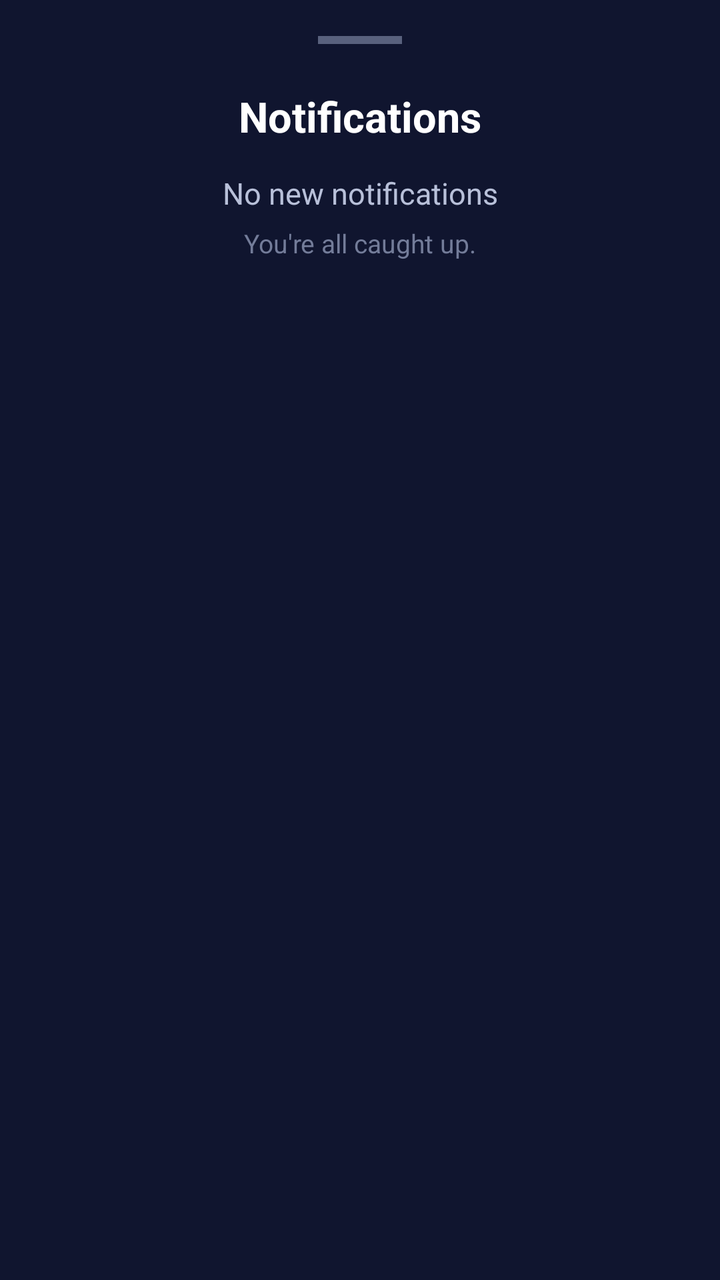
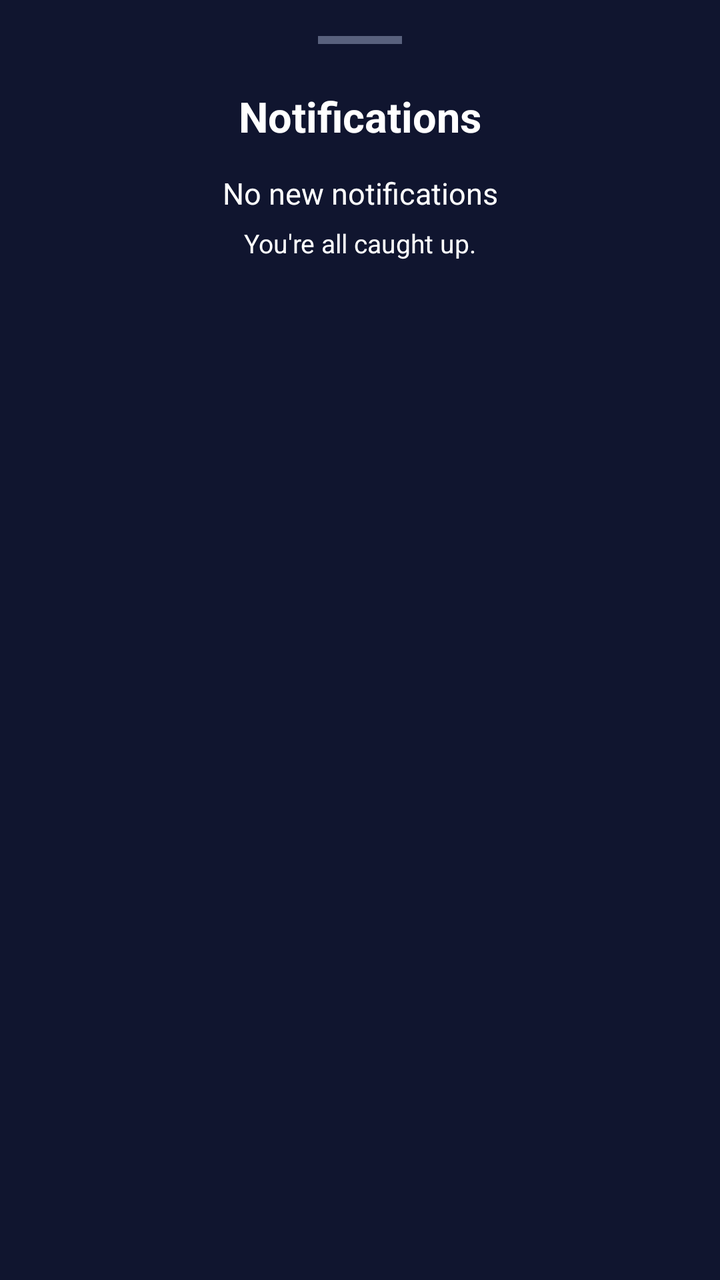

Before-and-after screenshots of an Android layout around one commit, followed by the original layout XML and the change that was made.
<!-- AndroidManifest.xml: application theme android:Theme.Material.Light.NoActionBar -->
<!-- res/layout/bottomsheet_notifications_empty.xml -->
<?xml version="1.0" encoding="utf-8"?>
<LinearLayout xmlns:android="http://schemas.android.com/apk/res/android"
    android:layout_width="match_parent"
    android:layout_height="wrap_content"
    android:orientation="vertical"
    android:paddingStart="24dp"
    android:paddingEnd="24dp"
    android:paddingTop="18dp"
    android:paddingBottom="28dp"
    android:background="#10152F">

    

    <View
        android:layout_width="42dp"
        android:layout_height="4dp"
        android:layout_gravity="center_horizontal"
        android:layout_marginBottom="22dp"
        android:background="#59617D" />

    

    <TextView
        android:layout_width="match_parent"
        android:layout_height="wrap_content"
        android:text="Notifications"
        android:textColor="#FFFFFF"
        android:textSize="21sp"
        android:textStyle="bold"
        android:gravity="center" />

    

    <TextView
        android:layout_width="match_parent"
        android:layout_height="wrap_content"
        android:layout_marginTop="14dp"
        android:text="No new notifications"
        android:textColor="#B8C0D9"
        android:textSize="15sp"
        android:gravity="center" />

    <TextView
        android:layout_width="match_parent"
        android:layout_height="wrap_content"
        android:layout_marginTop="6dp"
        android:text="You're all caught up."
        android:textColor="#737C99"
        android:textSize="13sp"
        android:gravity="center" />

</LinearLayout>
<!-- resources referenced by this layout -->
<resources>

</resources>

<!-- the commit's change to res/layout/bottomsheet_notifications_empty.xml (unified diff, before → after) -->
@@ -10,7 +10,6 @@
     android:background="#10152F">
 
     
-
     <View
         android:layout_width="42dp"
         android:layout_height="4dp"
@@ -19,7 +18,6 @@
         android:background="#59617D" />
 
     
-
     <TextView
         android:layout_width="match_parent"
         android:layout_height="wrap_content"
@@ -30,13 +28,12 @@
         android:gravity="center" />
 
     
-
     <TextView
         android:layout_width="match_parent"
         android:layout_height="wrap_content"
         android:layout_marginTop="14dp"
         android:text="No new notifications"
-        android:textColor="#B8C0D9"
+        android:textColor="#FFFFFF"
         android:textSize="15sp"
         android:gravity="center" />
 
@@ -45,7 +42,7 @@
         android:layout_height="wrap_content"
         android:layout_marginTop="6dp"
         android:text="You're all caught up."
-        android:textColor="#737C99"
+        android:textColor="#FFFFFF"
         android:textSize="13sp"
         android:gravity="center" />
 
